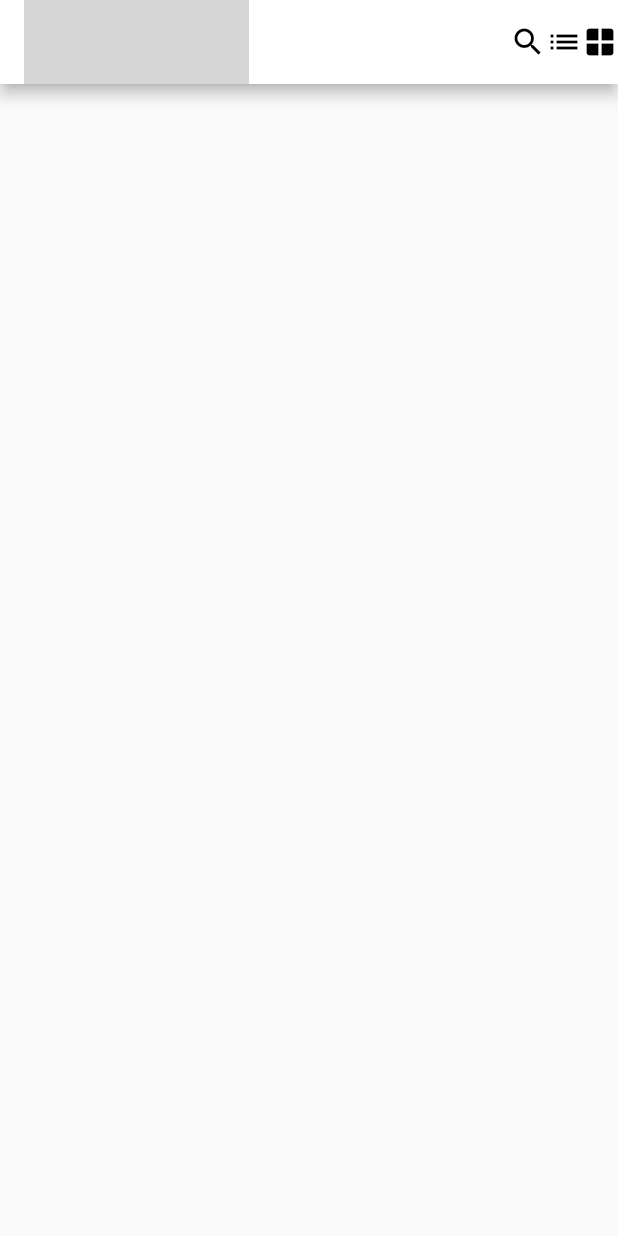
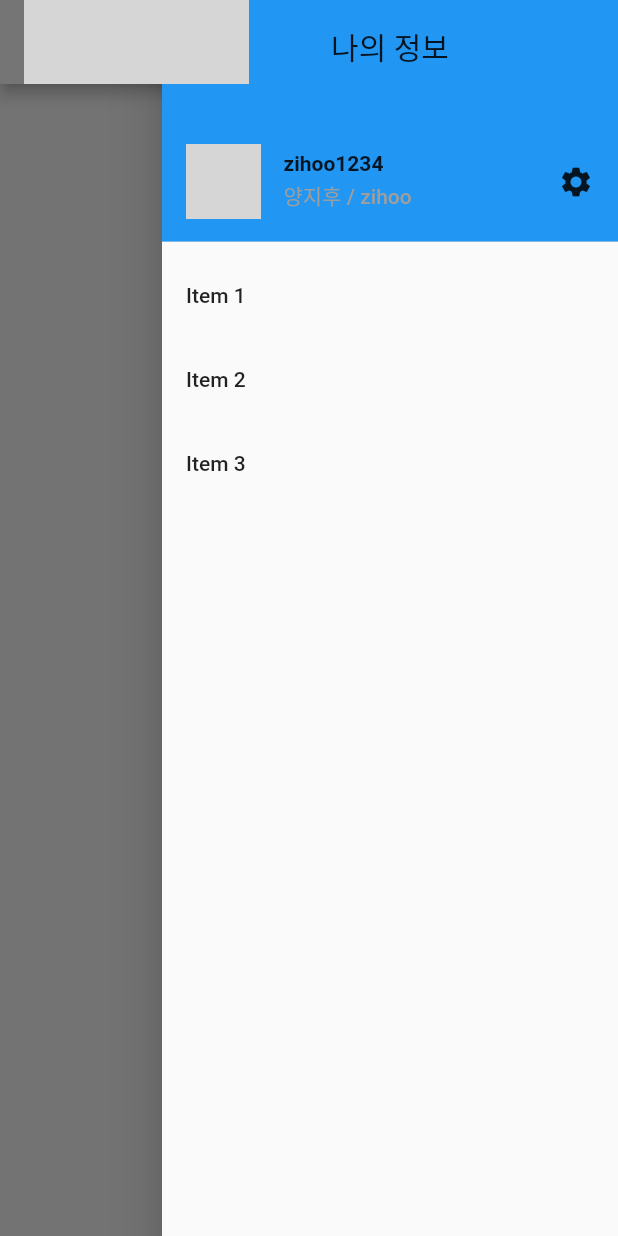
Before and after one commit to Hamgule/sthep, a Flutter app: the screen it shows after launch, with the side drawer open (before the commit the screen has no drawer), on a phone screen of 412 x 824 dp. Run offline on Flutter 3.47's test engine with Material 2 defaults, Android fonts, the phone set to English and light mode, and no system bars; network calls fail; grey boxes are pictures that could not be loaded.

Commit message:
create sidebar: add profile

```diff
--- a/lib/main_page/main_page.dart
+++ b/lib/main_page/main_page.dart
@@ -1,22 +1,40 @@
 import 'package:flutter/material.dart';
+import 'package:sthep/model/user/user.dart';
+
+bool isGrid = true;
+User tempUser = User(
+  id: 'zihoo1234',
+  name: '양지후',
+  nickname: 'zihoo',
+  password: '',
+);
 
 PreferredSizeWidget mainPageAppBar = AppBar(
   backgroundColor: Colors.white,
   foregroundColor: Colors.black,
-  title:
-    Image.asset(
-      'assets/images/logo_horizontal.png',
-      fit: BoxFit.contain,
-      width: 150,
+  title: Image.asset(
+    'assets/images/logo_horizontal.png',
+    fit: BoxFit.contain,
+    width: 150,
+  ),
+  actions: [
+    IconButton(onPressed: () {}, icon: const Icon(Icons.search)),
+    StatefulBuilder(
+      builder: (context, setState) => IconButton(
+        onPressed: () => setState(() => isGrid = !isGrid),
+        icon: Icon(
+          isGrid ? Icons.list_alt : Icons.window,
+        ),
+      ),
     ),
-  actions: const [
-    Icon(Icons.search,),
-    Icon(Icons.list,),
-    Icon(Icons.window,),
+    StatefulBuilder(
+      builder: (context, setState) => IconButton(
+        onPressed: () => Scaffold.of(context).openEndDrawer(),
+        icon: const Icon(Icons.menu),
+      ),
+    ),
   ],
-
 );
-
 
 class MainPage extends StatefulWidget {
   const MainPage({Key? key}) : super(key: key);
@@ -30,6 +48,112 @@ class _MainPageState extends State<MainPage> {
   Widget build(BuildContext context) {
     return Scaffold(
       appBar: mainPageAppBar,
+      endDrawer: const SideBar(),
     );
   }
 }
+
+Widget profile(User user) => Row(
+  children: [
+    Container(
+        width: 50.0,
+        height: 50.0,
+        decoration: BoxDecoration(
+          shape: BoxShape.circle,
+          image: DecorationImage(
+            fit: BoxFit.fill,
+            image: user.image.image,
+          ),
+        )
+    ),
+    const SizedBox(width: 15.0),
+    Expanded(
+      child: Column(
+        crossAxisAlignment: CrossAxisAlignment.start,
+        children: [
+          Container(
+            padding: const EdgeInsets.only(bottom: 3),
+            child: Text(
+              user.id,
+              style: const TextStyle(
+                fontWeight: FontWeight.bold,
+              ),
+            ),
+          ),
+          Text(
+            '${user.name} / ${user.nickname}',
+            style: TextStyle(
+              color: Colors.grey[500],
+            ),
+          ),
+        ],
+      ),
+    ),
+  ],
+);
+
+class SideBar extends StatefulWidget {
+  const SideBar({Key? key}) : super(key: key);
+  @override
+  _SideBarState createState() => _SideBarState();
+}
+
+class _SideBarState extends State<SideBar> {
+  @override
+  Widget build(BuildContext context) {
+    return Drawer(
+      child: ListView(
+        children: [
+          DrawerHeader(
+            child: Container(
+              child: Column(
+                children: [
+                  const Text(
+                    '나의 정보',
+                    style: TextStyle(fontSize: 20.0,),
+                    textAlign: TextAlign.start,
+                  ),
+                  const Padding(padding: EdgeInsets.fromLTRB(0.0, 50.0, 0.0, 0.0)),
+                  Row(
+                    children: [
+                      Expanded(child: profile(tempUser)),
+                      const Icon(Icons.settings),
+                    ],
+                  ),
+                ],
+              ),
+            ),
+            decoration: const BoxDecoration(
+              color: Colors.blue,
+            ),
+          ),
+
+          //Step 3, set child widgets in drawer
+          ListTile(title: Text('Item 1')),
+          ListTile(title: Text('Item 2')),
+          ListTile(title: Text('Item 3')),
+        ],
+      ),
+    );
+  }
+}
+// class SideBar extends StatelessWidget {
+//   const SideBar({Key? key}) : super(key: key);
+//
+//   @override
+//   Widget build(BuildContext context) {
+//     return Drawer(
+//       child: ListView(children: const [
+//         DrawerHeader(
+//           child: Text('My Page'),
+//           decoration: BoxDecoration(
+//             color: Colors.indigoAccent,
+//           ),
+//         ),
+//         ListTile(title: Text('Item 1')),
+//         ListTile(title: Text('Item 2')),
+//         ListTile(title: Text('Item 3')),
+//       ]),
+//     );
+//   }
+// }
--- a/lib/model/user/user.dart
+++ b/lib/model/user/user.dart
@@ -1,18 +1,26 @@
+import 'dart:ui';
+
+import 'package:flutter/material.dart';
 import 'package:sthep/model/user/exp.dart';
 
 class User {
   /// variables
   String id;
+  String name;
   String nickname;
   String password;
+  Image image = Image.network("https://i.imgur.com/BoN9kdC.png");
 
   Exp exp = Exp();
 
   /// constructor
   User({
     required this.id,
+    required this.name,
     required this.nickname,
     required this.password,
   });
 
+  // void setImage(String src) => image = Image.network("https://i.imgur.com/BoN9kdC.png");
+
 }
```
